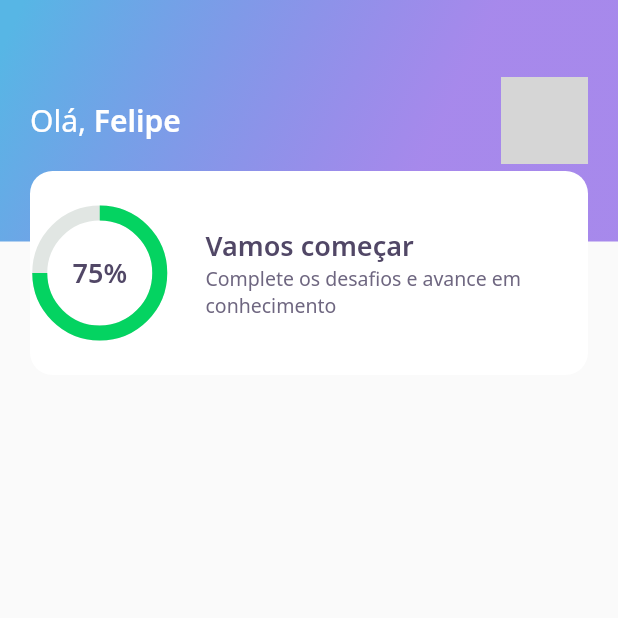
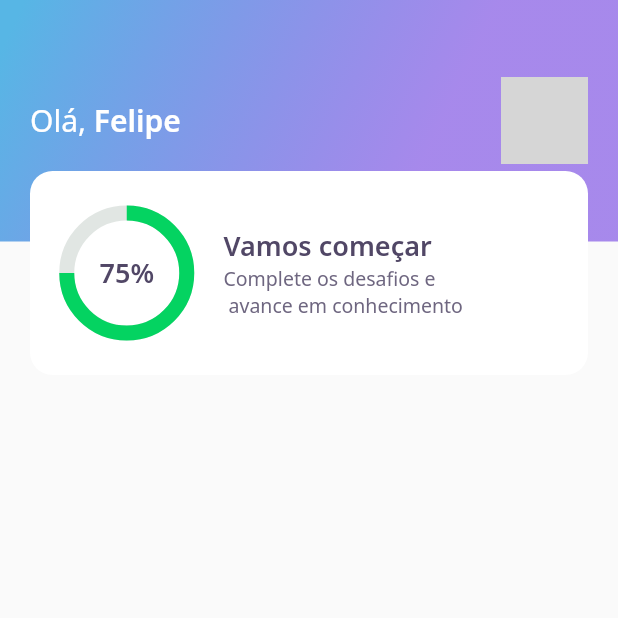
Before and after one commit to FelipeCantalice/next-level-week-5-flutter, a Flutter app: the HomePage screen opened directly, on a phone screen of 412 x 824 dp, the top half of it. Run offline on Flutter 3.47's test engine with Material 2 defaults, Android fonts, the phone set to English and light mode, and no system bars; our stand-ins replace google_fonts; network calls fail; grey boxes are pictures that could not be loaded.

Commit message:
Ajuste score widget

```diff
--- a/lib/home/widgets/scorecard/scoredart_widget.dart
+++ b/lib/home/widgets/scorecard/scoredart_widget.dart
@@ -14,6 +14,8 @@ class ScoreCardWidget extends StatelessWidget {
           color: AppColors.white,
           borderRadius: BorderRadius.circular(15),
         ),
+        child: Padding(
+          padding: const EdgeInsets.symmetric(horizontal: 24),
           child: Row(
             crossAxisAlignment: CrossAxisAlignment.center,
             children: [
@@ -31,7 +33,7 @@ class ScoreCardWidget extends StatelessWidget {
                         style: AppTextStyles.heading,
                       ),
                       Text(
-                      "Complete os desafios e avance em conhecimento",
+                        "Complete os desafios e\n avance em conhecimento",
                         style: AppTextStyles.body,
                       ),
                     ],
@@ -41,6 +43,7 @@ class ScoreCardWidget extends StatelessWidget {
             ],
           ),
         ),
+      ),
     );
   }
 }
```
Lines whose indentation alone changed are shown as unchanged.
